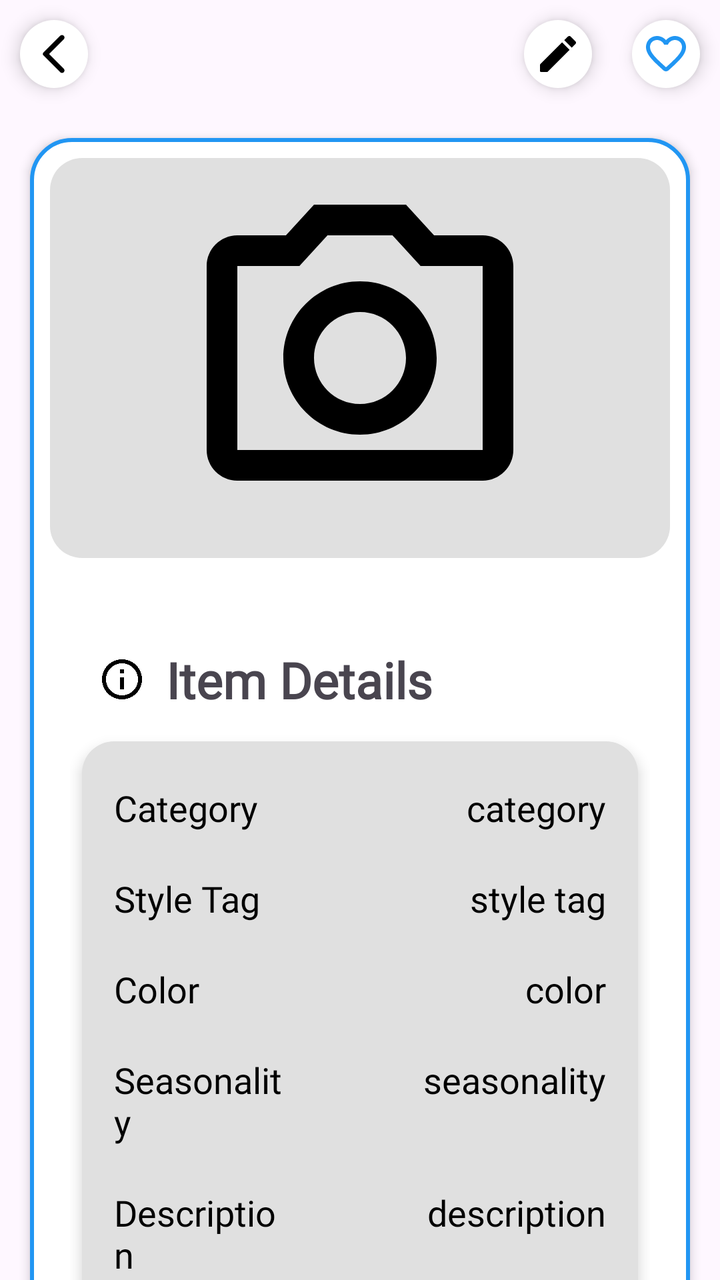
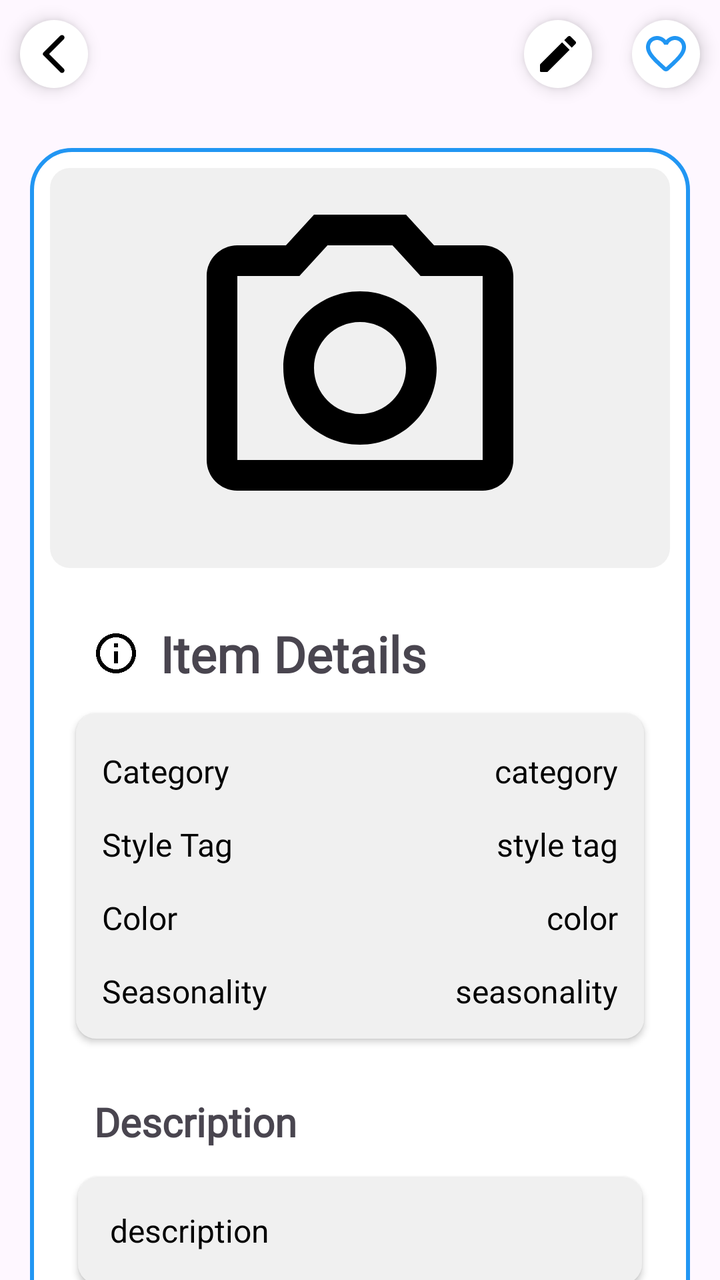

Two renders of the same Android screen: before a commit and after it. Below are the layout's source before the change and the commit's diff.
<!-- AndroidManifest.xml: application theme Theme.StyleWIZ_vol2 -->
<!-- res/layout/fragment_details.xml -->
<?xml version="1.0" encoding="utf-8"?>
<LinearLayout
    xmlns:android="http://schemas.android.com/apk/res/android"
    xmlns:tools="http://schemas.android.com/tools"
    android:layout_width="match_parent"
    android:layout_height="match_parent"
    xmlns:app="http://schemas.android.com/apk/res-auto"
    android:orientation="vertical"
    tools:context=".DetailsFragment">


    <LinearLayout
        android:layout_width="match_parent"
        android:layout_height="wrap_content"
        android:id="@+id/navigation_top"
        android:orientation="horizontal"
        android:gravity="center_vertical">

        <ImageView
            android:layout_width="wrap_content"
            android:layout_height="wrap_content"
            android:id="@+id/back"
            android:layout_margin="10dp"
            android:padding="5dp"
            android:elevation="5dp"
            android:layout_gravity="center"
            android:background="@drawable/circle_shape"
            android:src="@drawable/round_arrow_back_24"/>

        <View
            android:layout_width="0dp"
            android:layout_height="0dp"
            android:layout_weight="1"/>

        <ImageView
            android:layout_width="wrap_content"
            android:layout_height="wrap_content"
            android:id="@+id/edit"
            android:layout_margin="10dp"
            android:padding="5dp"
            android:elevation="5dp"
            android:layout_gravity="center"
            android:background="@drawable/circle_shape"
            android:src="@drawable/round_edit_24"/>
        <ImageView
            android:layout_width="wrap_content"
            android:layout_height="wrap_content"
            android:id="@+id/like"
            android:layout_margin="10dp"
            android:padding="5dp"
            android:elevation="5dp"
            android:layout_gravity="center"
            android:background="@drawable/circle_shape"
            android:src="@drawable/round_favorite_border_24"
            app:tint="@color/blue"/>


    </LinearLayout>





    <ScrollView
        android:layout_width="match_parent"
        android:layout_height="match_parent"
        android:clipToPadding="false"
        android:padding="5dp"
        android:scrollbars="none"
        app:layout_behavior="@string/appbar_scrolling_view_behavior">

        <LinearLayout
            android:layout_marginTop="5dp"
            android:clipToPadding="false"
            android:layout_width="match_parent"
            android:layout_height="wrap_content"
            android:layout_margin="10dp"
            android:background="@drawable/white_background"
            android:orientation="vertical"
            android:elevation="3dp"
            android:padding="10dp"
            app:layout_constraintEnd_toEndOf="parent"
            app:layout_constraintStart_toStartOf="parent"
            app:layout_constraintTop_toBottomOf="@id/detailImage">

            
            <ImageView
                android:id="@+id/detailImage"
                android:layout_width="match_parent"
                android:layout_height="200dp"
                android:layout_marginBottom="16dp"
                android:contentDescription="Detail Image"
                android:scaleType="fitCenter"
                android:src="@drawable/outline_photo_camera_24"
                android:background="@drawable/rounded_corners"/>


            <LinearLayout
                android:id="@+id/linearLayoutEdit"
                android:layout_width="match_parent"
                android:layout_height="wrap_content"
                android:orientation="vertical"
                android:elevation="3dp"
                android:padding="10dp"
                app:layout_constraintEnd_toEndOf="parent"
                app:layout_constraintStart_toStartOf="parent"
                app:layout_constraintTop_toBottomOf="@id/detailImage">


                <LinearLayout
                    android:layout_width="match_parent"
                    android:layout_height="match_parent"
                    android:layout_marginLeft="6dp"
                    android:layout_marginTop="10dp"
                    android:layout_marginRight="6dp"
                    android:orientation="horizontal"
                    android:padding="8dp">


                    <TextView
                        android:id="@+id/title"
                        android:layout_width="wrap_content"
                        android:layout_height="wrap_content"
                        android:layout_weight="1"
                        android:fontFamily="@font/roboto"
                        android:text="Item Details"
                        android:drawableLeft="@drawable/outline_info_24"
                        android:drawablePadding="10sp"
                        android:textSize="25sp"
                        android:textStyle="bold" />



                </LinearLayout>

            <LinearLayout
                android:layout_width="match_parent"
                android:layout_height="wrap_content"
                android:orientation="vertical"
                android:padding="8dp"
                android:layout_margin="6dp"
                android:elevation="4dp"
                android:outlineProvider="background"
                android:background="@drawable/rounded_corners">

                <LinearLayout
                    android:layout_width="match_parent"
                    android:layout_height="match_parent"
                    android:layout_marginTop="5dp"
                    android:orientation="horizontal"
                    android:padding="8dp">


                    <TextView
                        android:id="@+id/email"
                        android:layout_width="0dp"
                        android:layout_height="wrap_content"
                        android:layout_weight="2"
                        android:fontFamily="@font/roboto"
                        android:text="Category"
                        android:textColor="@color/black"
                        android:textSize="18sp"
                        android:textStyle="" />

                    <TextView
                        android:id="@+id/detailCat"
                        android:layout_width="0dp"
                        android:layout_height="wrap_content"
                        android:layout_marginStart="25dp"
                        android:layout_weight="3"
                        android:text="category"
                        android:textAlignment="viewEnd"
                        android:textColor="@color/black"
                        android:textSize="18sp" />


                </LinearLayout>


                <LinearLayout
                    android:layout_width="match_parent"
                    android:layout_height="match_parent"
                    android:layout_marginTop="5dp"
                    android:orientation="horizontal"
                    android:padding="8dp">


                    <TextView
                        android:id="@+id/username"
                        android:layout_width="0dp"
                        android:layout_height="wrap_content"
                        android:layout_weight="2"
                        android:fontFamily="@font/roboto"
                        android:text="Style Tag"
                        android:textColor="@color/black"
                        android:textSize="18sp"/>

                    <TextView
                        android:id="@+id/detailStyleTag"
                        android:layout_width="0dp"
                        android:layout_height="wrap_content"
                        android:layout_marginStart="25dp"
                        android:layout_weight="3"
                        android:text="style tag"
                        android:textAlignment="viewEnd"
                        android:textColor="@color/black"
                        android:textSize="18sp" />


                </LinearLayout>


                <LinearLayout
                    android:layout_width="match_parent"
                    android:layout_height="match_parent"
                    android:layout_marginTop="5dp"
                    android:orientation="horizontal"
                    android:padding="8dp">


                    <TextView
                        android:id="@+id/password"
                        android:layout_width="0dp"
                        android:layout_height="wrap_content"
                        android:layout_weight="2"
                        android:fontFamily="@font/roboto"
                        android:text="Color"
                        android:textColor="@color/black"
                        android:textSize="18sp"/>

                    <TextView
                        android:id="@+id/detailColor"
                        android:layout_width="0dp"
                        android:layout_height="wrap_content"
                        android:layout_marginStart="25dp"
                        android:layout_weight="3"
                        android:text="color"
                        android:textAlignment="viewEnd"
                        android:textColor="@color/black"
                        android:textSize="18sp" />


                </LinearLayout>


                <LinearLayout
                    android:layout_width="match_parent"
                    android:layout_height="match_parent"
                    android:layout_marginTop="5dp"
                    android:orientation="horizontal"
                    android:padding="8dp">


                    <TextView
                        android:id="@+id/season"
                        android:layout_width="0dp"
                        android:layout_height="wrap_content"
                        android:layout_weight="2"
                        android:fontFamily="@font/roboto"
                        android:text="Seasonality"
                        android:textColor="@color/black"
                        android:textSize="18sp"/>

                    <TextView
                        android:id="@+id/detailSeason"
                        android:layout_width="0dp"
                        android:layout_height="wrap_content"
                        android:layout_marginStart="25dp"
                        android:layout_weight="3"
                        android:text="seasonality"
                        android:textAlignment="viewEnd"
                        android:textColor="@color/black"
                        android:textSize="18sp" />

                </LinearLayout>

                <LinearLayout
                    android:layout_width="match_parent"
                    android:layout_height="match_parent"
                    android:layout_marginTop="5dp"
                    android:orientation="horizontal"
                    android:padding="8dp">


                    <TextView
                        android:id="@+id/description"
                        android:layout_width="0dp"
                        android:layout_height="wrap_content"
                        android:layout_weight="2"
                        android:fontFamily="@font/roboto"
                        android:text="Description"
                        android:textColor="@color/black"
                        android:textSize="18sp"/>

                    <TextView
                        android:id="@+id/detailDesc"
                        android:layout_width="0dp"
                        android:layout_height="wrap_content"
                        android:layout_marginStart="25dp"
                        android:layout_weight="3"
                        android:text="description"
                        android:textAlignment="viewEnd"
                        android:textColor="@color/black"
                        android:textSize="18sp" />
                </LinearLayout>


            </LinearLayout>
                


            </LinearLayout>



        </LinearLayout>

    </ScrollView>

</LinearLayout>
<!-- resources referenced by this layout -->
<resources>
  <color name="black">#FF000000</color>
  <color name="blue">#2196F3</color>
  <!-- drawable circle_shape (drawable) -->
  <?xml version="1.0" encoding="utf-8"?>
  <shape xmlns:android="http://schemas.android.com/apk/res/android">
      <solid android:color="#FFFFFF" /> 
      <corners android:radius="50dp" /> 
  </shape>
  <!-- drawable outline_info_24 (drawable) -->
  <vector android:height="24dp" android:tint="#000000"
      android:viewportHeight="24" android:viewportWidth="24"
      android:width="24dp" xmlns:android="http://schemas.android.com/apk/res/android">
      <path android:fillColor="@android:color/white" android:pathData="M11,7h2v2h-2zM11,11h2v6h-2zM12,2C6.48,2 2,6.48 2,12s4.48,10 10,10 10,-4.48 10,-10S17.52,2 12,2zM12,20c-4.41,0 -8,-3.59 -8,-8s3.59,-8 8,-8 8,3.59 8,8 -3.59,8 -8,8z"/>
  </vector>
  <!-- drawable outline_photo_camera_24 (drawable) -->
  <vector android:height="24dp" android:tint="#000000"
      android:viewportHeight="24" android:viewportWidth="24"
      android:width="24dp" xmlns:android="http://schemas.android.com/apk/res/android">
      <path android:fillColor="@android:color/white" android:pathData="M14.12,4l1.83,2L20,6v12L4,18L4,6h4.05l1.83,-2h4.24M15,2L9,2L7.17,4L4,4c-1.1,0 -2,0.9 -2,2v12c0,1.1 0.9,2 2,2h16c1.1,0 2,-0.9 2,-2L22,6c0,-1.1 -0.9,-2 -2,-2h-3.17L15,2zM12,9c1.65,0 3,1.35 3,3s-1.35,3 -3,3 -3,-1.35 -3,-3 1.35,-3 3,-3m0,-2c-2.76,0 -5,2.24 -5,5s2.24,5 5,5 5,-2.24 5,-5 -2.24,-5 -5,-5z"/>
  </vector>
  <!-- drawable round_arrow_back_24 (drawable) -->
  <vector android:height="24dp" android:tint="#000000"
      android:viewportHeight="24" android:viewportWidth="24"
      android:width="24dp" xmlns:android="http://schemas.android.com/apk/res/android">
      <path android:fillColor="@android:color/white" android:pathData="M16.88,2.88L16.88,2.88c-0.49,-0.49 -1.28,-0.49 -1.77,0l-8.41,8.41c-0.39,0.39 -0.39,1.02 0,1.41l8.41,8.41c0.49,0.49 1.28,0.49 1.77,0l0,0c0.49,-0.49 0.49,-1.28 0,-1.77L9.54,12l7.35,-7.35C17.37,4.16 17.37,3.37 16.88,2.88z"/>
  </vector>
  <!-- drawable round_edit_24 (drawable) -->
  <vector android:height="24dp" android:tint="#000000"
      android:viewportHeight="24" android:viewportWidth="24"
      android:width="24dp" xmlns:android="http://schemas.android.com/apk/res/android">
      <path android:fillColor="@android:color/white" android:pathData="M3,17.46v3.04c0,0.28 0.22,0.5 0.5,0.5h3.04c0.13,0 0.26,-0.05 0.35,-0.15L17.81,9.94l-3.75,-3.75L3.15,17.1c-0.1,0.1 -0.15,0.22 -0.15,0.36zM20.71,7.04c0.39,-0.39 0.39,-1.02 0,-1.41l-2.34,-2.34c-0.39,-0.39 -1.02,-0.39 -1.41,0l-1.83,1.83 3.75,3.75 1.83,-1.83z"/>
  </vector>
  <!-- drawable rounded_corners (drawable) -->
  <?xml version="1.0" encoding="utf-8"?>
  <shape xmlns:android="http://schemas.android.com/apk/res/android">
      <solid android:color="#E0E0E0" />
      <corners android:radius="16dp" />
      <padding
          android:left="8dp"
          android:top="8dp"
          android:right="8dp"
          android:bottom="8dp" />
  
  </shape>
  <!-- drawable white_background (drawable) -->
  <?xml version="1.0" encoding="utf-8"?>
  <selector xmlns:android="http://schemas.android.com/apk/res/android">
      <item>
  
          <shape
              android:shape="rectangle">
  
              <solid
                  android:color="@color/white"/>
  
              <corners
                  android:radius="20sp"/>
  
              <stroke
                  android:width="2dp"
                  android:color="@color/blue"/>
  
          </shape>
  
      </item>
  
  </selector>
  <style name="Theme.StyleWIZ_vol2" parent="Base.Theme.StyleWIZ_vol2" />
  <color name="white">#FFFFFFFF</color>
  <style name="Base.Theme.StyleWIZ_vol2" parent="Theme.Material3.DayNight.NoActionBar">
          
          
      </style>
  <!-- unchanged entries left out for length: 1 -->
</resources>

<!-- the commit's change to res/layout/fragment_details.xml (unified diff, before → after) -->
@@ -67,33 +67,40 @@
         android:clipToPadding="false"
         android:padding="5dp"
         android:scrollbars="none"
+        android:fillViewport="true"
         app:layout_behavior="@string/appbar_scrolling_view_behavior">
 
         <LinearLayout
-            android:layout_marginTop="5dp"
+            android:layout_width="match_parent"
+            android:layout_height="wrap_content"
+            android:clipToPadding="false"
+            android:orientation="vertical"
+            android:padding="10dp">
+
+
+
+        <LinearLayout
             android:clipToPadding="false"
             android:layout_width="match_parent"
             android:layout_height="wrap_content"
-            android:layout_margin="10dp"
+            android:layout_marginTop="5dp"
             android:background="@drawable/white_background"
             android:orientation="vertical"
-            android:elevation="3dp"
             android:padding="10dp"
             app:layout_constraintEnd_toEndOf="parent"
             app:layout_constraintStart_toStartOf="parent"
-            app:layout_constraintTop_toBottomOf="@id/detailImage">
-
-            
+            app:layout_constraintTop_toBottomOf="parent">
+
             <ImageView
-                android:id="@+id/detailImage"
+                android:id="@+id/detImage"
                 android:layout_width="match_parent"
-                android:layout_height="200dp"
-                android:layout_marginBottom="16dp"
+                android:layout_height="wrap_content"
+                android:maxHeight="200dp"
+                android:adjustViewBounds="true"
+                android:scaleType="fitCenter"
                 android:contentDescription="Detail Image"
-                android:scaleType="fitCenter"
                 android:src="@drawable/outline_photo_camera_24"
                 android:background="@drawable/rounded_corners"/>
-
 
             <LinearLayout
                 android:id="@+id/linearLayoutEdit"
@@ -101,7 +108,7 @@
                 android:layout_height="wrap_content"
                 android:orientation="vertical"
                 android:elevation="3dp"
-                android:padding="10dp"
+                android:padding="8dp"
                 app:layout_constraintEnd_toEndOf="parent"
                 app:layout_constraintStart_toStartOf="parent"
                 app:layout_constraintTop_toBottomOf="@id/detailImage">
@@ -109,10 +116,10 @@
 
                 <LinearLayout
                     android:layout_width="match_parent"
-                    android:layout_height="match_parent"
-                    android:layout_marginLeft="6dp"
+                    android:layout_height="wrap_content"
+                    android:layout_marginLeft="5dp"
                     android:layout_marginTop="10dp"
-                    android:layout_marginRight="6dp"
+                    android:layout_marginRight="5dp"
                     android:orientation="horizontal"
                     android:padding="8dp">
 
@@ -138,8 +145,8 @@
                 android:layout_height="wrap_content"
                 android:orientation="vertical"
                 android:padding="8dp"
-                android:layout_margin="6dp"
-                android:elevation="4dp"
+                android:layout_margin="5dp"
+                android:elevation="2dp"
                 android:outlineProvider="background"
                 android:background="@drawable/rounded_corners">
 
@@ -148,7 +155,7 @@
                     android:layout_height="match_parent"
                     android:layout_marginTop="5dp"
                     android:orientation="horizontal"
-                    android:padding="8dp">
+                    android:padding="5dp">
 
 
                     <TextView
@@ -159,7 +166,7 @@
                         android:fontFamily="@font/roboto"
                         android:text="Category"
                         android:textColor="@color/black"
-                        android:textSize="18sp"
+                        android:textSize="16sp"
                         android:textStyle="" />
 
                     <TextView
@@ -171,7 +178,7 @@
                         android:text="category"
                         android:textAlignment="viewEnd"
                         android:textColor="@color/black"
-                        android:textSize="18sp" />
+                        android:textSize="16sp" />
 
 
                 </LinearLayout>
@@ -182,7 +189,7 @@
                     android:layout_height="match_parent"
                     android:layout_marginTop="5dp"
                     android:orientation="horizontal"
-                    android:padding="8dp">
+                    android:padding="5dp">
 
 
                     <TextView
@@ -193,7 +200,7 @@
                         android:fontFamily="@font/roboto"
                         android:text="Style Tag"
                         android:textColor="@color/black"
-                        android:textSize="18sp"/>
+                        android:textSize="16sp"/>
 
                     <TextView
                         android:id="@+id/detailStyleTag"
@@ -204,7 +211,7 @@
                         android:text="style tag"
                         android:textAlignment="viewEnd"
                         android:textColor="@color/black"
-                        android:textSize="18sp" />
+                        android:textSize="16sp" />
 
 
                 </LinearLayout>
@@ -215,7 +222,7 @@
                     android:layout_height="match_parent"
                     android:layout_marginTop="5dp"
                     android:orientation="horizontal"
-                    android:padding="8dp">
+                    android:padding="5dp">
 
 
                     <TextView
@@ -226,7 +233,7 @@
                         android:fontFamily="@font/roboto"
                         android:text="Color"
                         android:textColor="@color/black"
-                        android:textSize="18sp"/>
+                        android:textSize="16sp"/>
 
                     <TextView
                         android:id="@+id/detailColor"
@@ -237,7 +244,7 @@
                         android:text="color"
                         android:textAlignment="viewEnd"
                         android:textColor="@color/black"
-                        android:textSize="18sp" />
+                        android:textSize="16sp" />
 
 
                 </LinearLayout>
@@ -248,7 +255,7 @@
                     android:layout_height="match_parent"
                     android:layout_marginTop="5dp"
                     android:orientation="horizontal"
-                    android:padding="8dp">
+                    android:padding="5dp">
 
 
                     <TextView
@@ -259,7 +266,7 @@
                         android:fontFamily="@font/roboto"
                         android:text="Seasonality"
                         android:textColor="@color/black"
-                        android:textSize="18sp"/>
+                        android:textSize="16sp"/>
 
                     <TextView
                         android:id="@+id/detailSeason"
@@ -270,51 +277,72 @@
                         android:text="seasonality"
                         android:textAlignment="viewEnd"
                         android:textColor="@color/black"
-                        android:textSize="18sp" />
-
-                </LinearLayout>
-
-                <LinearLayout
-                    android:layout_width="match_parent"
-                    android:layout_height="match_parent"
-                    android:layout_marginTop="5dp"
-                    android:orientation="horizontal"
-                    android:padding="8dp">
-
-
-                    <TextView
-                        android:id="@+id/description"
-                        android:layout_width="0dp"
-                        android:layout_height="wrap_content"
-                        android:layout_weight="2"
-                        android:fontFamily="@font/roboto"
-                        android:text="Description"
-                        android:textColor="@color/black"
-                        android:textSize="18sp"/>
+                        android:textSize="16sp" />
+
+                </LinearLayout>
+
+
+
+
+            </LinearLayout>
+
+            <LinearLayout
+                android:layout_width="match_parent"
+                android:layout_height="wrap_content"
+                android:layout_marginLeft="6dp"
+                android:layout_marginTop="15dp"
+                android:layout_marginRight="6dp"
+                android:orientation="horizontal"
+                android:padding="8dp">
+
+
+                <TextView
+                    android:id="@+id/desc"
+                    android:layout_width="wrap_content"
+                    android:layout_height="wrap_content"
+                    android:layout_weight="1"
+                    android:fontFamily="@font/roboto"
+                    android:text="Description"
+                    android:textSize="20sp"
+                    android:textStyle="bold" />
+
+
+
+            </LinearLayout>
+
+                <LinearLayout
+                    android:layout_width="match_parent"
+                    android:layout_height="wrap_content"
+                    android:orientation="vertical"
+                    android:padding="8dp"
+                    android:layout_margin="6dp"
+                    android:elevation="2dp"
+                    android:outlineProvider="background"
+                    android:background="@drawable/rounded_corners">
 
                     <TextView
                         android:id="@+id/detailDesc"
-                        android:layout_width="0dp"
-                        android:layout_height="wrap_content"
-                        android:layout_marginStart="25dp"
-                        android:layout_weight="3"
+                        android:layout_width="match_parent"
+                        android:layout_height="wrap_content"
+                        android:padding="8dp"
                         android:text="description"
-                        android:textAlignment="viewEnd"
-                        android:textColor="@color/black"
-                        android:textSize="18sp" />
-                </LinearLayout>
+                        android:textAlignment="viewStart"
+                        android:textColor="@color/black"
+                        android:textSize="16sp" />
+
+                </LinearLayout>
+
 
 
             </LinearLayout>
-                
-
-
-            </LinearLayout>
 
 
 
         </LinearLayout>
 
+        </LinearLayout>
+
+
     </ScrollView>
 
 </LinearLayout>
<!-- resource entries referenced after the edit -->
@@ -35,8 +35,8 @@
   <!-- drawable rounded_corners (drawable) -->
   <?xml version="1.0" encoding="utf-8"?>
   <shape xmlns:android="http://schemas.android.com/apk/res/android">
-      <solid android:color="#E0E0E0" />
-      <corners android:radius="16dp" />
+      <solid android:color="#F0F0F0" />
+      <corners android:radius="10dp" />
       <padding
           android:left="8dp"
           android:top="8dp"
